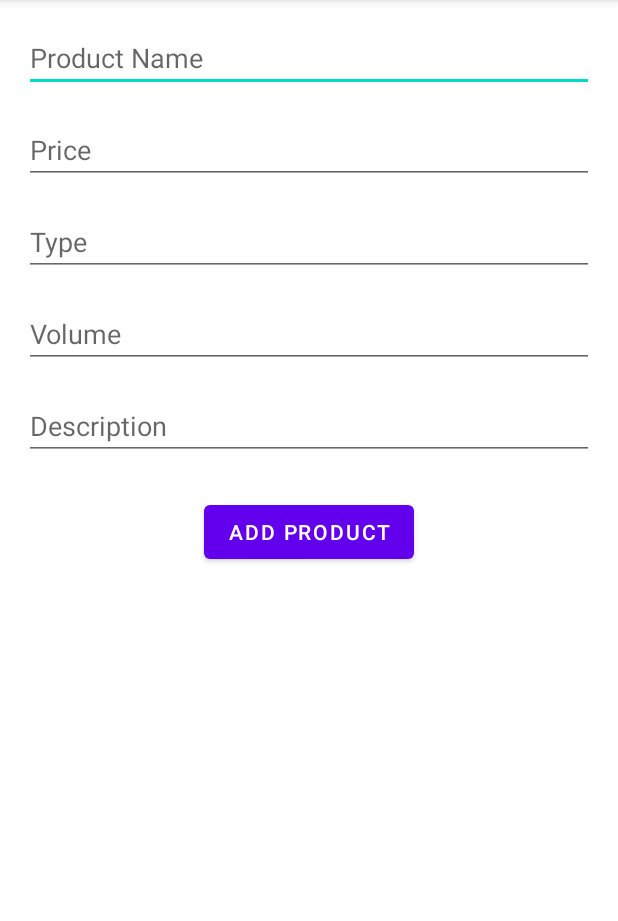
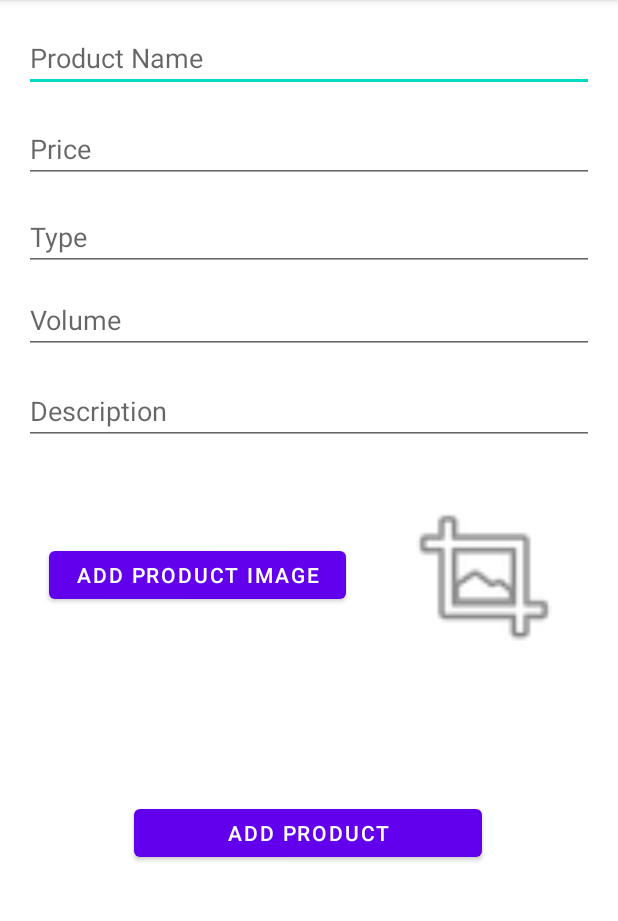
Before and after one commit to RuanLemos/WaterPlace_Supplier, an Android app: the AddProduct screen opened directly, with no data from a screen before it, on a phone screen of 412 x 824 dp, the part 84-1005 px from its top. Run offline under Robolectric (Android 15) with nearby library versions, the phone set to English and light mode, and no system bars; our stand-ins replace Firebase (no records; nobody signed in at launch, a user with empty details on screens opened directly); pictures from the network do not load; 1 statement that could not run was skipped.

Commit message:
Implementando: adicionar imagem de item ao Storage

```diff
--- a/app/build.gradle
+++ b/app/build.gradle
@@ -47,5 +47,8 @@ dependencies {
     implementation 'com.google.firebase:firebase-analytics'
     implementation 'com.google.firebase:firebase-auth-ktx'
     implementation 'com.google.firebase:firebase-database-ktx'
+    // Add the dependency for the Cloud Storage library
+    // When using the BoM, you don't specify versions in Firebase library dependencies
+    implementation 'com.google.firebase:firebase-storage'
 
 }
--- a/app/src/main/java/waterplace/finalproj/activity/MainMenu.java
+++ b/app/src/main/java/waterplace/finalproj/activity/MainMenu.java
@@ -40,8 +40,8 @@ public class MainMenu extends AppCompatActivity {
     @Override
     protected void onCreate(Bundle savedInstanceState) {
         super.onCreate(savedInstanceState);
-        System.out.println("yayaywyawyayw");
         requestWindowFeature(Window.FEATURE_NO_TITLE);
+
         getSupportActionBar().hide();
         setContentView(R.layout.activity_main_menu);
         Intent intent = getIntent();
--- a/app/src/main/java/waterplace/finalproj/model/Supplier.java
+++ b/app/src/main/java/waterplace/finalproj/model/Supplier.java
@@ -11,6 +11,8 @@ public class Supplier {
     private String phone;
     private List<Product> products;
 
+    private String uid;
+
     // Cria um construtor com o padrão singleton
     private static Supplier instance;
 
@@ -19,6 +21,7 @@ public class Supplier {
 
     // Construtor privado para o padrão singleton
     private Supplier(DataSnapshot dataSnapshot){
+        this.uid = dataSnapshot.getKey();
         this.name = dataSnapshot.child("name").getValue().toString();
         this.cnpj = Integer.parseInt(dataSnapshot.child("cnpj").getValue().toString());
         this.phone = dataSnapshot.child("phone").getValue().toString();
@@ -34,6 +37,9 @@ public class Supplier {
         instance = new Supplier(dataSnapshot);
     }
 
+    public String getUid(){
+        return uid;
+    }
     public String getName() {
         return name;
     }
--- a/app/src/main/res/layout/activity_add_product.xml
+++ b/app/src/main/res/layout/activity_add_product.xml
@@ -10,65 +10,102 @@
         android:id="@+id/input_product_name"
         android:layout_width="match_parent"
         android:layout_height="wrap_content"
+        android:layout_margin="16dp"
         android:hint="@string/product_name"
         android:inputType="text"
+        app:layout_constraintBottom_toBottomOf="parent"
+        app:layout_constraintEnd_toEndOf="parent"
+        app:layout_constraintStart_toStartOf="parent"
         app:layout_constraintTop_toTopOf="parent"
-        app:layout_constraintStart_toStartOf="parent"
-        app:layout_constraintEnd_toEndOf="parent"
-        android:layout_margin="16dp"/>
+        app:layout_constraintVertical_bias="0.0" />
 
     <EditText
         android:id="@+id/input_price"
         android:layout_width="match_parent"
         android:layout_height="wrap_content"
+        android:layout_margin="16dp"
         android:hint="@string/price"
         android:inputType="numberDecimal"
-        app:layout_constraintTop_toBottomOf="@id/input_product_name"
+        app:layout_constraintBottom_toBottomOf="parent"
+        app:layout_constraintEnd_toEndOf="parent"
         app:layout_constraintStart_toStartOf="parent"
+        app:layout_constraintTop_toTopOf="parent"
+        app:layout_constraintVertical_bias="0.088" />
+
+    <Button
+        android:id="@+id/btn_Add_Product"
+        android:layout_width="232dp"
+        android:layout_height="44dp"
+        android:text="@string/add_product"
+        app:layout_constraintBottom_toBottomOf="parent"
         app:layout_constraintEnd_toEndOf="parent"
-        android:layout_margin="16dp"/>
+        app:layout_constraintHorizontal_bias="0.497"
+        app:layout_constraintStart_toStartOf="parent"
+        app:layout_constraintTop_toTopOf="parent"
+        app:layout_constraintVertical_bias="0.737" />
+
+    <EditText
+        android:id="@+id/input_description"
+        android:layout_width="match_parent"
+        android:layout_height="wrap_content"
+        android:layout_margin="16dp"
+        android:hint="@string/description"
+        android:inputType="text"
+        app:layout_constraintBottom_toBottomOf="parent"
+        app:layout_constraintEnd_toEndOf="parent"
+        app:layout_constraintHorizontal_bias="0.0"
+        app:layout_constraintStart_toStartOf="parent"
+        app:layout_constraintTop_toTopOf="parent"
+        app:layout_constraintVertical_bias="0.341" />
+
+    <Button
+        android:id="@+id/btn_add_image_product"
+        android:layout_width="198dp"
+        android:layout_height="44dp"
+        android:text="Add product image"
+        app:layout_constraintBottom_toBottomOf="parent"
+        app:layout_constraintEnd_toEndOf="parent"
+        app:layout_constraintHorizontal_bias="0.154"
+        app:layout_constraintStart_toStartOf="parent"
+        app:layout_constraintTop_toTopOf="parent"
+        app:layout_constraintVertical_bias="0.499" />
+
+    <EditText
+        android:id="@+id/input_volume"
+        android:layout_width="match_parent"
+        android:layout_height="wrap_content"
+        android:layout_margin="16dp"
+        android:hint="@string/volume"
+        android:inputType="text"
+        app:layout_constraintBottom_toBottomOf="parent"
+        app:layout_constraintEnd_toEndOf="parent"
+        app:layout_constraintHorizontal_bias="0.0"
+        app:layout_constraintStart_toStartOf="parent"
+        app:layout_constraintTop_toTopOf="parent"
+        app:layout_constraintVertical_bias="0.253" />
 
     <EditText
         android:id="@+id/input_type"
         android:layout_width="match_parent"
         android:layout_height="wrap_content"
+        android:layout_margin="16dp"
         android:hint="@string/type"
         android:inputType="text"
-        app:layout_constraintTop_toBottomOf="@id/input_price"
+        app:layout_constraintBottom_toBottomOf="parent"
+        app:layout_constraintEnd_toEndOf="parent"
         app:layout_constraintStart_toStartOf="parent"
+        app:layout_constraintTop_toTopOf="parent"
+        app:layout_constraintVertical_bias="0.173" />
+
+    <ImageView
+        android:id="@+id/image_product"
+        android:layout_width="116dp"
+        android:layout_height="113dp"
+        app:layout_constraintBottom_toBottomOf="parent"
         app:layout_constraintEnd_toEndOf="parent"
-        android:layout_margin="16dp"/>
-
-    <EditText
-        android:id="@+id/input_volume"
-        android:layout_width="match_parent"
-        android:layout_height="wrap_content"
-        android:hint="@string/volume"
-        android:inputType="text"
-        app:layout_constraintTop_toBottomOf="@id/input_type"
+        app:layout_constraintHorizontal_bias="0.894"
         app:layout_constraintStart_toStartOf="parent"
-        app:layout_constraintEnd_toEndOf="parent"
-        android:layout_margin="16dp"/>
-
-    <EditText
-        android:id="@+id/input_description"
-        android:layout_width="match_parent"
-        android:layout_height="wrap_content"
-        android:hint="@string/description"
-        android:inputType="text"
-        app:layout_constraintTop_toBottomOf="@id/input_volume"
-        app:layout_constraintStart_toStartOf="parent"
-        app:layout_constraintEnd_toEndOf="parent"
-        android:layout_margin="16dp"/>
-
-    <Button
-        android:id="@+id/btn_Add_Product"
-        android:layout_width="wrap_content"
-        android:layout_height="wrap_content"
-        android:text="@string/add_product"
-        app:layout_constraintTop_toBottomOf="@id/input_description"
-        app:layout_constraintStart_toStartOf="parent"
-        app:layout_constraintEnd_toEndOf="parent"
-        android:layout_marginTop="24dp"/>
+        app:layout_constraintTop_toTopOf="parent"
+        app:srcCompat="@android:drawable/ic_menu_crop" />
 
 </androidx.constraintlayout.widget.ConstraintLayout>
```
Also changed, not shown: app/src/main/java/waterplace/finalproj/activity/AddProduct.java (+63 -1 lines).
